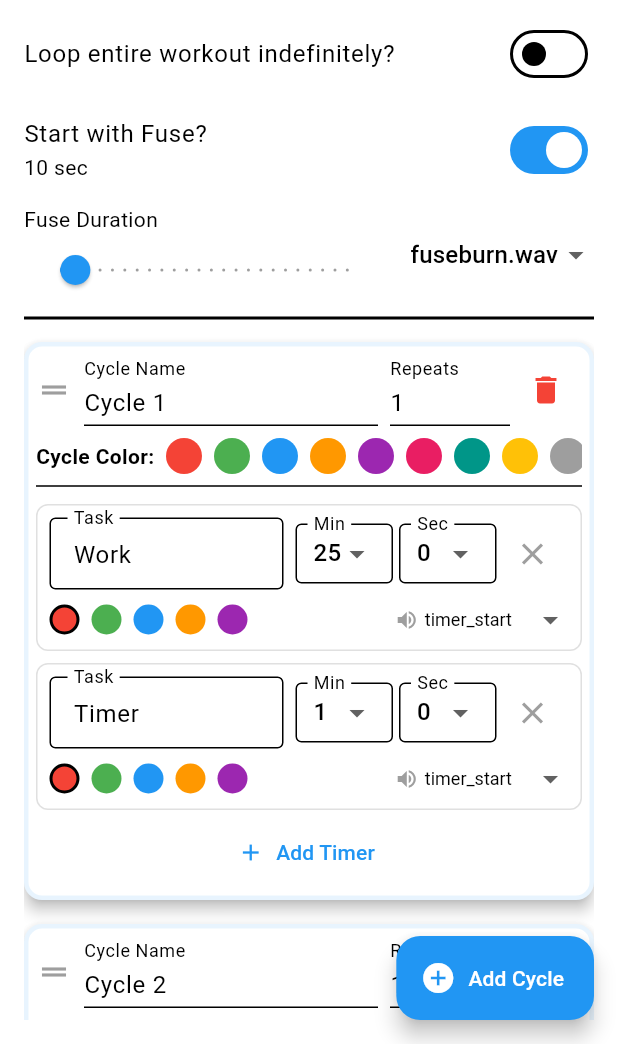
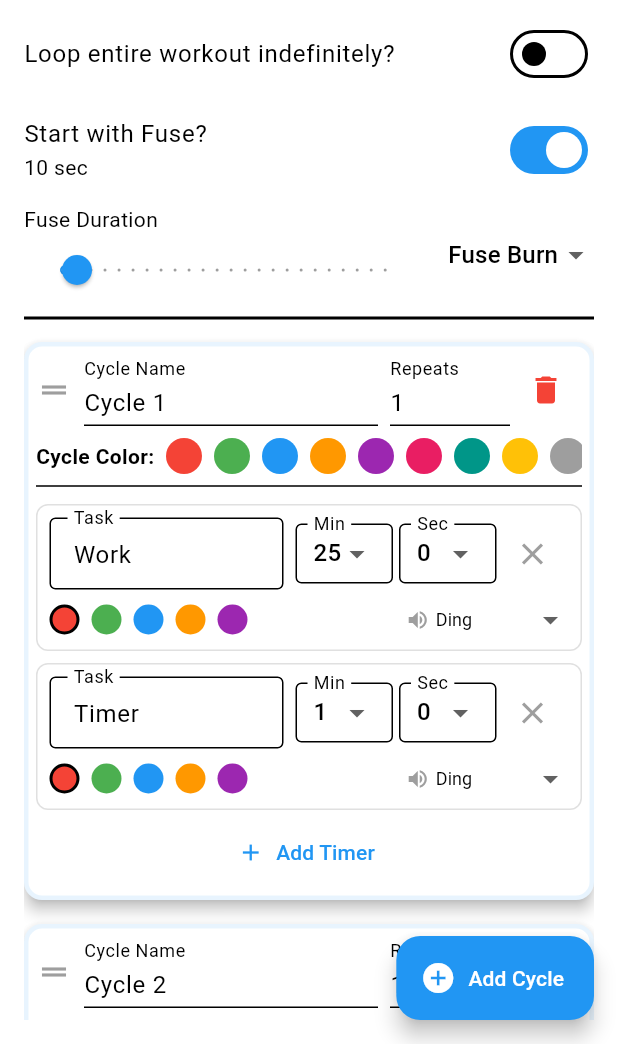
Before and after one commit to octehren/Cyclocks, a Flutter app: the CyclockEditScreen screen opened directly with empty values, after a tap on "Add Timer", after a tap on "Add Cycle", after a tap on "Start with Fuse?", on a phone screen of 412 x 824 dp, the part 192-1236 px from its top. Run offline on Flutter 3.47's test engine with Material 3 defaults, Android fonts, the phone set to English and light mode, and no system bars; our stand-ins replace audioplayers, circular_countdown_timer, drift, file_picker, shared_preferences; accounts and stored records are empty; generated files the repository leaves out were written again; Roboto replaces fonts that are missing (Adwaita); statements that could not run were skipped.

Commit message:
added dynamic list of sounds based on object

```diff
--- a/lib/presentation/screens/cyclock_edit_screen.dart
+++ b/lib/presentation/screens/cyclock_edit_screen.dart
@@ -1,6 +1,7 @@
 import 'package:flutter/material.dart';
 import 'package:cyclock/data/database.dart';
 import 'package:drift/drift.dart' show Value;
+import 'package:cyclock/helpers/sound_helper.dart';
 
 class CyclockEditScreen extends StatefulWidget {
   final AppDatabase database;
@@ -32,8 +33,6 @@ class _CyclockEditScreenState extends State<CyclockEditScreen> {
     Colors.red, Colors.green, Colors.blue, Colors.orange,
     Colors.purple, Colors.pink, Colors.teal, Colors.amber, Colors.grey
   ];
-
-  final List<String> _availableSounds = ['timer_start', 'bell', 'chime', 'beep', 'alarm', 'fuseburn.wav'];
 
   @override
   void initState() {
@@ -116,7 +115,7 @@ class _CyclockEditScreenState extends State<CyclockEditScreen> {
         durationMinutes: 25,
         durationSeconds: 0,
         color: Colors.red,
-        sound: 'timer_start',
+        sound: SoundHelper.triggerSounds[0].fileName,
       ));
       _cycles.add(newCycle);
     });
@@ -129,7 +128,7 @@ class _CyclockEditScreenState extends State<CyclockEditScreen> {
         durationMinutes: 1,
         durationSeconds: 0,
         color: _availableColors[0],
-        sound: _availableSounds[0],
+        sound: SoundHelper.triggerSounds[0].fileName,
       ));
     });
   }
@@ -281,10 +280,14 @@ class _CyclockEditScreenState extends State<CyclockEditScreen> {
                 ),
               ),
               const SizedBox(width: 16),
+              // Fuse Sound Dropdown (Loops only)
               DropdownButton<String>(
                 value: _fuseSound,
                 underline: Container(),
-                items: _availableSounds.map((s) => DropdownMenuItem(value: s, child: Text(s))).toList(),
+                // If current value isn't in loop list (e.g. imported legacy data), handle gracefully
+                items: SoundHelper.loopSounds.map((s) {
+                  return DropdownMenuItem(value: s.fileName, child: Text(s.name));
+                }).toList(),
                 onChanged: (v) => setState(() => _fuseSound = v!),
               ),
             ],
@@ -440,12 +443,15 @@ class _CyclockEditScreenState extends State<CyclockEditScreen> {
                const Spacer(),
                const Icon(Icons.volume_up, size: 16, color: Colors.grey),
                const SizedBox(width: 4),
+               // Timer Sound Dropdown (Triggers only)
                DropdownButton<String>(
                  value: stage.sound,
                  isDense: true,
                  underline: Container(),
                  style: const TextStyle(fontSize: 12, color: Colors.black),
-                 items: _availableSounds.map((s) => DropdownMenuItem(value: s, child: Text(s))).toList(),
+                 items: SoundHelper.triggerSounds.map((s) {
+                   return DropdownMenuItem(value: s.fileName, child: Text(s.name));
+                 }).toList(),
                  onChanged: (v) => setState(() => stage.sound = v!),
                )
             ],
```
